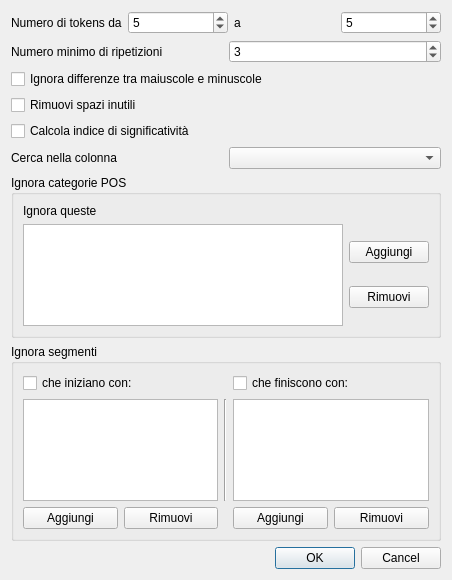
The window that forms/ripetizioni.ui (zorbaproject/Bran) describes before a commit, drawn with Qt 5.
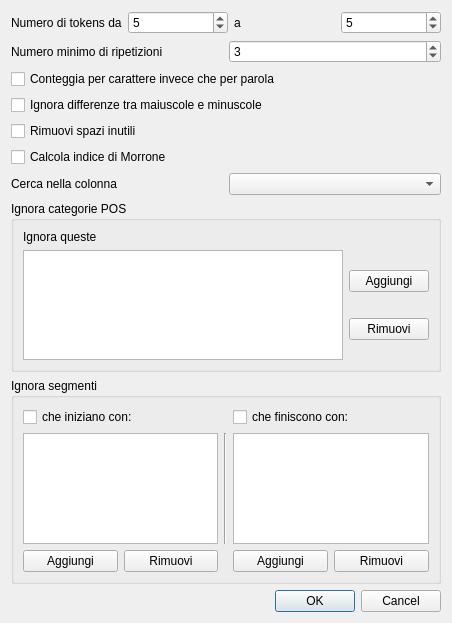
The same window after the commit.

Commit message: Ricerca nGrams per carattere

Patch:
```diff
--- a/forms/ripetizioni.ui
+++ b/forms/ripetizioni.ui
@@ -7,7 +7,7 @@
     <x>0</x>
     <y>0</y>
     <width>452</width>
-    <height>580</height>
+    <height>623</height>
    </rect>
   </property>
   <property name="windowTitle">
@@ -64,6 +64,13 @@
      </item>
     </layout>
    </item>
+   <item>
+    <widget class="QCheckBox" name="charNotWord">
+     <property name="text">
+      <string>Conteggia per carattere invece che per parola</string>
+     </property>
+    </widget>
+   </item>
    <item>
     <widget class="QCheckBox" name="ignorecase">
      <property name="text">
@@ -81,7 +88,7 @@
    <item>
     <widget class="QCheckBox" name="sigindex">
      <property name="text">
-      <string>Calcola indice di significatività</string>
+      <string>Calcola indice di Morrone</string>
      </property>
     </widget>
    </item>
```
The commit also changes 2 other files.
